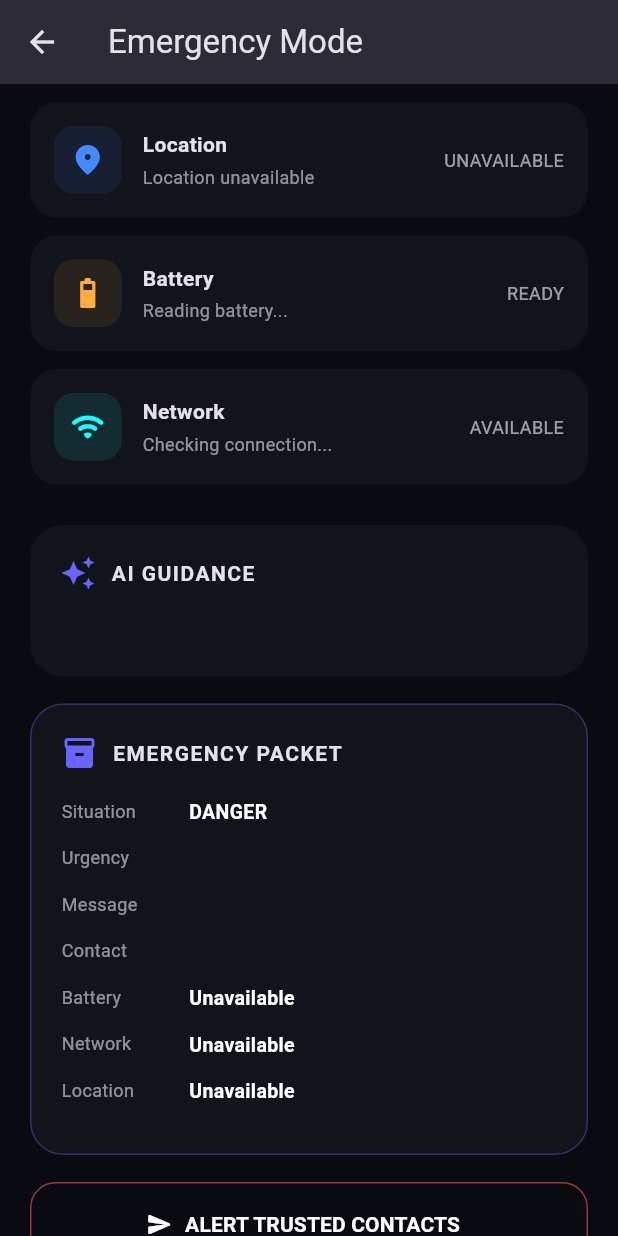
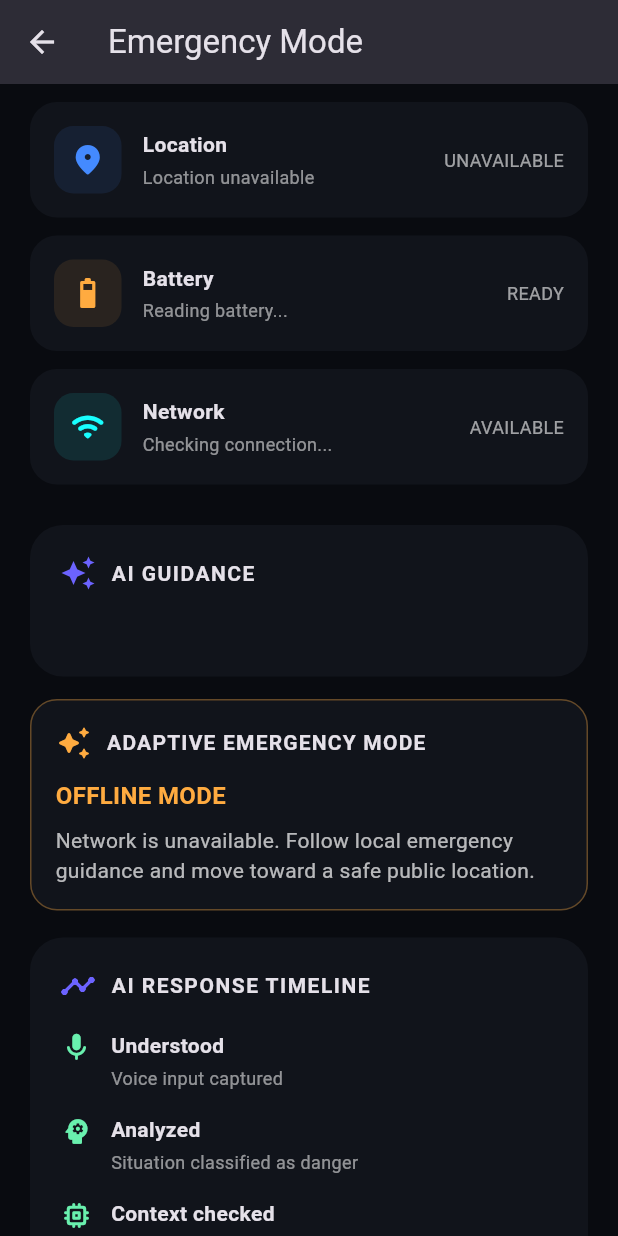
Before and after one commit to Rohanmon80/AI-Guardian, a Flutter app: the EmergencyScreen screen opened directly with empty values, scrolled down 576 dp, on a phone screen of 412 x 824 dp. Run offline on Flutter 3.47's test engine with Material 3 defaults, Android fonts, the phone set to English and light mode, and no system bars; our stand-ins replace battery_plus, connectivity_plus, geolocator, share_plus, shared_preferences, speech_to_text; accounts and stored records are empty.

Commit message:
Complete AI Guardian emergency prototype

```diff
--- a/lib/main.dart
+++ b/lib/main.dart
@@ -5,6 +5,7 @@ import 'device_info_service.dart';
 import 'situation_engine.dart';
 import 'trusted_contacts.dart';
 import 'package:shared_preferences/shared_preferences.dart';
+import 'package:share_plus/share_plus.dart';
 void main() {
   runApp(const AIGuardianApp());
 }
@@ -243,6 +244,43 @@ class _HomeScreenState extends State<HomeScreen> {
               ),
 
               const SizedBox(height: 22),
+              SizedBox(
+                width: double.infinity,
+                height: 52,
+                child: OutlinedButton.icon(
+                  onPressed: () {
+                    final result = SituationEngine().analyze(
+                      'I am in danger, please help me',
+                    );
+
+                    Navigator.push(
+                      context,
+                      MaterialPageRoute(
+                        builder: (_) => EmergencyScreen(
+                          spokenText: 'I am in danger, please help me',
+                          result: result,
+                        ),
+                      ),
+                    );
+                  },
+                  icon: const Icon(Icons.warning_rounded),
+                  label: const Text(
+                    'QUICK EMERGENCY',
+                    style: TextStyle(
+                      fontWeight: FontWeight.bold,
+                    ),
+                  ),
+                  style: OutlinedButton.styleFrom(
+                    foregroundColor: Colors.redAccent,
+                    side: const BorderSide(
+                      color: Colors.redAccent,
+                    ),
+                    shape: RoundedRectangleBorder(
+                      borderRadius: BorderRadius.circular(17),
+                    ),
+                  ),
+                ),
+              ),
 
               Text(
                 _isListening
@@ -428,18 +466,53 @@ class _EmergencyScreenState extends State<EmergencyScreen> {
       return;
     }
 
+    String placeType;
+    String placeLabel;
+
+    switch (widget.result.type) {
+      case EmergencyType.accident:
+      case EmergencyType.injury:
+        placeType = 'hospital';
+        placeLabel = 'nearest hospital';
+
+        break;
+
+      case EmergencyType.lost:
+      case EmergencyType.lowBattery:
+        placeType = 'public place';
+        placeLabel = 'safe public place';
+
+        break;
+
+      case EmergencyType.following:
+      case EmergencyType.danger:
+      case EmergencyType.unknown:
+        placeType = 'police station';
+        placeLabel = 'nearest police station';
+
+        break;
+    }
+
     final lat = location.latitude;
     final lon = location.longitude;
 
     final uri = Uri.parse(
       'https://www.google.com/maps/search/?api=1'
-          '&query=police+station+near+$lat,$lon',
+          '&query=${Uri.encodeComponent('$placeType near $lat,$lon')}',
     );
 
     if (await canLaunchUrl(uri)) {
       await launchUrl(
         uri,
         mode: LaunchMode.externalApplication,
+      );
+
+      if (!mounted) return;
+
+      ScaffoldMessenger.of(context).showSnackBar(
+        SnackBar(
+          content: Text('Opening $placeLabel...'),
+        ),
       );
     } else {
       if (!mounted) return;
@@ -449,6 +522,51 @@ class _EmergencyScreenState extends State<EmergencyScreen> {
           content: Text('Unable to open Maps'),
         ),
       );
+    }
+  }
+  String _getAdaptiveMode() {
+    final battery = _deviceInfo?.battery ?? 100;
+    final network = _deviceInfo?.network ?? 'Unavailable';
+    final location = _deviceInfo?.location;
+
+    final hasNetwork =
+        network != 'No connection' && network != 'Unavailable';
+
+    if (battery <= 10 && !hasNetwork) {
+      return 'CRITICAL OFFLINE MODE';
+    }
+
+    if (battery <= 20) {
+      return 'LOW BATTERY MODE';
+    }
+
+    if (!hasNetwork) {
+      return 'OFFLINE MODE';
+    }
+
+    if (location == null) {
+      return 'LOCATION LIMITED MODE';
+    }
+
+    return 'FULL EMERGENCY MODE';
+  }
+
+  String _getAdaptiveMessage() {
+    switch (_getAdaptiveMode()) {
+      case 'CRITICAL OFFLINE MODE':
+        return 'Battery and network are critical. Prioritize immediate local safety and conserve device power.';
+
+      case 'LOW BATTERY MODE':
+        return 'Battery is low. AI Guardian prioritizes essential emergency actions and location sharing.';
+
+      case 'OFFLINE MODE':
+        return 'Network is unavailable. Follow local emergency guidance and move toward a safe public location.';
+
+      case 'LOCATION LIMITED MODE':
+        return 'Location is unavailable. Emergency actions can continue, but location cannot be included reliably.';
+
+      default:
+        return 'Device conditions are good. Full emergency assistance is available.';
     }
   }
   Widget _packetRow(String title, String value) {
@@ -654,16 +772,13 @@ ${widget.result.guidance}
               child: const Text('CANCEL'),
             ),
             ElevatedButton.icon(
-              onPressed: () {
+              onPressed: () async {
                 Navigator.pop(dialogContext);
 
-                ScaffoldMessenger.of(context)
-                    .showSnackBar(
-                  SnackBar(
-                    content: Text(
-                      'Emergency alert prepared for '
-                          '${phones.length} trusted contact(s).',
-                    ),
+                await SharePlus.instance.share(
+                  ShareParams(
+                    text: message,
+                    subject: 'AI Guardian Emergency Alert',
                   ),
                 );
               },
@@ -673,6 +788,47 @@ ${widget.result.guidance}
           ],
         );
       },
+    );
+  }
+  Widget _timelineItem(
+      IconData icon,
+      String title,
+      String subtitle,
+      ) {
+    return Padding(
+      padding: const EdgeInsets.only(bottom: 16),
+      child: Row(
+        crossAxisAlignment: CrossAxisAlignment.start,
+        children: [
+          Icon(
+            icon,
+            size: 22,
+            color: Colors.greenAccent,
+          ),
+          const SizedBox(width: 12),
+          Expanded(
+            child: Column(
+              crossAxisAlignment: CrossAxisAlignment.start,
+              children: [
+                Text(
+                  title,
+                  style: const TextStyle(
+                    fontWeight: FontWeight.bold,
+                  ),
+                ),
+                const SizedBox(height: 3),
+                Text(
+                  subtitle,
+                  style: const TextStyle(
+                    fontSize: 12,
+                    color: Colors.white54,
+                  ),
+                ),
+              ],
+            ),
+          ),
+        ],
+      ),
     );
   }
 
@@ -914,16 +1070,17 @@ ${widget.result.guidance}
                 ],
               ),
             ),
-              const SizedBox(height: 18),
+
+        const SizedBox(height: 15),
 
         Container(
           width: double.infinity,
-                padding: const EdgeInsets.all(20),
+          padding: const EdgeInsets.all(16),
           decoration: BoxDecoration(
             color: const Color(0xFF11141B),
-                  borderRadius: BorderRadius.circular(22),
+            borderRadius: BorderRadius.circular(18),
             border: Border.all(
-                    color: const Color(0xFF6C63FF).withOpacity(0.35),
+              color: Colors.orangeAccent.withOpacity(0.35),
             ),
           ),
           child: Column(
@@ -932,12 +1089,66 @@ ${widget.result.guidance}
               const Row(
                 children: [
                   Icon(
-                          Icons.inventory_2_rounded,
+                    Icons.auto_awesome_rounded,
+                    color: Colors.orangeAccent,
+                  ),
+                  SizedBox(width: 10),
+                  Text(
+                    'ADAPTIVE EMERGENCY MODE',
+                    style: TextStyle(
+                      fontWeight: FontWeight.bold,
+                      letterSpacing: 0.8,
+                    ),
+                  ),
+                ],
+              ),
+
+              const SizedBox(height: 12),
+
+              Text(
+                _getAdaptiveMode(),
+                style: const TextStyle(
+                  fontSize: 16,
+                  fontWeight: FontWeight.bold,
+                  color: Colors.orangeAccent,
+                ),
+              ),
+
+              const SizedBox(height: 8),
+
+              Text(
+                _getAdaptiveMessage(),
+                style: const TextStyle(
+                  color: Colors.white70,
+                  height: 1.4,
+                ),
+              ),
+            ],
+          ),
+        ),
+
+        const SizedBox(height: 18),
+
+
+        Container(
+          width: double.infinity,
+          padding: const EdgeInsets.all(20),
+          decoration: BoxDecoration(
+            color: const Color(0xFF11141B),
+            borderRadius: BorderRadius.circular(22),
+          ),
+          child: Column(
+            crossAxisAlignment: CrossAxisAlignment.start,
+            children: [
+              const Row(
+                children: [
+                  Icon(
+                    Icons.timeline_rounded,
                     color: Color(0xFF6C63FF),
                   ),
                   SizedBox(width: 10),
                   Text(
-                          'EMERGENCY PACKET',
+                    'AI RESPONSE TIMELINE',
                     style: TextStyle(
                       fontWeight: FontWeight.bold,
                       letterSpacing: 1,
@@ -948,48 +1159,39 @@ ${widget.result.guidance}
 
               const SizedBox(height: 18),
 
-                    _packetRow(
-                      'Situation',
-                      widget.result.type.name.toUpperCase(),
+              _timelineItem(
+                Icons.mic_rounded,
+                'Understood',
+                'Voice input captured',
               ),
 
-                    _packetRow(
-                      'Urgency',
-                      widget.result.urgency,
+              _timelineItem(
+                Icons.psychology_rounded,
+                'Analyzed',
+                'Situation classified as ${widget.result.type.name}',
               ),
 
-                    _packetRow(
-                      'Message',
-                      widget.spokenText,
+              _timelineItem(
+                Icons.memory_rounded,
+                'Context checked',
+                'Battery, network and location evaluated',
               ),
 
-                    _packetRow(
-                      'Contact',
-                      widget.result.requestedContact ?? 'Trusted contact',
+              _timelineItem(
+                Icons.auto_awesome_rounded,
+                'Adapted',
+                _getAdaptiveMode(),
               ),
 
-                    _packetRow(
-                      'Battery',
-                      _deviceInfo != null
-                          ? '${_deviceInfo!.battery}%'
-                          : 'Unavailable',
-                    ),
-
-                    _packetRow(
-                      'Network',
-                      _deviceInfo?.network ?? 'Unavailable',
-                    ),
-
-                    _packetRow(
-                      'Location',
-                      _deviceInfo?.location != null
-                          ? '${_deviceInfo!.location!.latitude.toStringAsFixed(5)}, '
-                          '${_deviceInfo!.location!.longitude.toStringAsFixed(5)}'
-                          : 'Unavailable',
+              _timelineItem(
+                Icons.shield_rounded,
+                'Ready to act',
+                'Emergency assistance prepared',
               ),
             ],
           ),
         ),
+
         const SizedBox(height: 18),
 
         SizedBox(
@@ -1015,6 +1217,7 @@ ${widget.result.guidance}
             ),
           ),
         ),
+
 
             const SizedBox(height: 18),
 
--- a/pubspec.yaml
+++ b/pubspec.yaml
@@ -41,6 +41,7 @@ dependencies:
   url_launcher: ^6.3.2
   permission_handler: ^13.0.2
   shared_preferences: ^2.5.5
+  share_plus: ^13.3.0
 
 dev_dependencies:
   flutter_test:
```
Also changed, not shown: pubspec.lock, 4 other files. Lines whose indentation alone changed are shown as unchanged.
